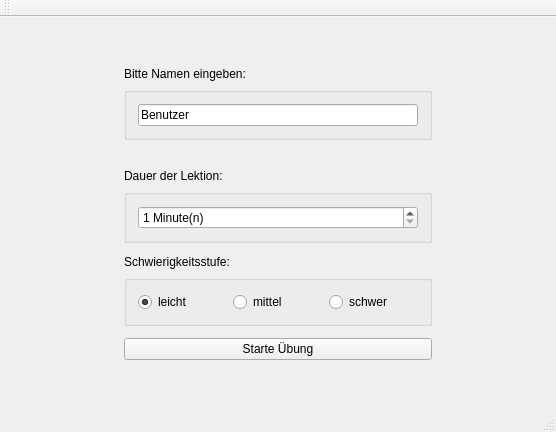
Before: the Qt Designer form ABGABEN/Aufgabe03/Aufgabe_3_2/mainwindow.ui in Hasenkrug/CPlusPlus, drawn with Qt 5.
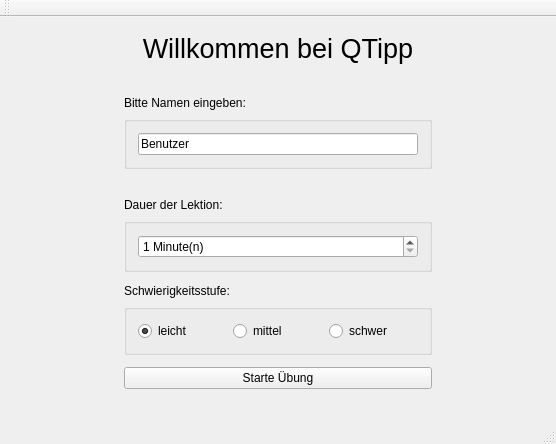
After: the same form once the commit is applied.

The edit to the form file:
```diff
--- a/ABGABEN/Aufgabe03/Aufgabe_3_2/mainwindow.ui
+++ b/ABGABEN/Aufgabe03/Aufgabe_3_2/mainwindow.ui
@@ -204,6 +204,27 @@
       </layout>
      </widget>
     </item>
+    <item row="0" column="0">
+     <widget class="QLabel" name="label_4">
+      <property name="minimumSize">
+       <size>
+        <width>0</width>
+        <height>40</height>
+       </size>
+      </property>
+      <property name="font">
+       <font>
+        <pointsize>20</pointsize>
+       </font>
+      </property>
+      <property name="text">
+       <string>Willkommen bei QTipp</string>
+      </property>
+      <property name="alignment">
+       <set>Qt::AlignCenter</set>
+      </property>
+     </widget>
+    </item>
    </layout>
   </widget>
   <widget class="QMenuBar" name="menuBar">
```
Left out of the diff: 2 changed lines with no effect on the pictures.
